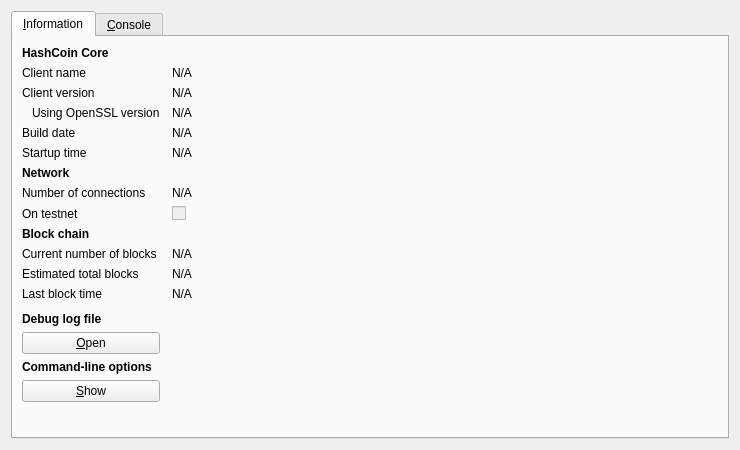
The window that src/qt/forms/rpcconsole.ui (HashCoin/ElectricCoin) describes before a commit, drawn with Qt 5.
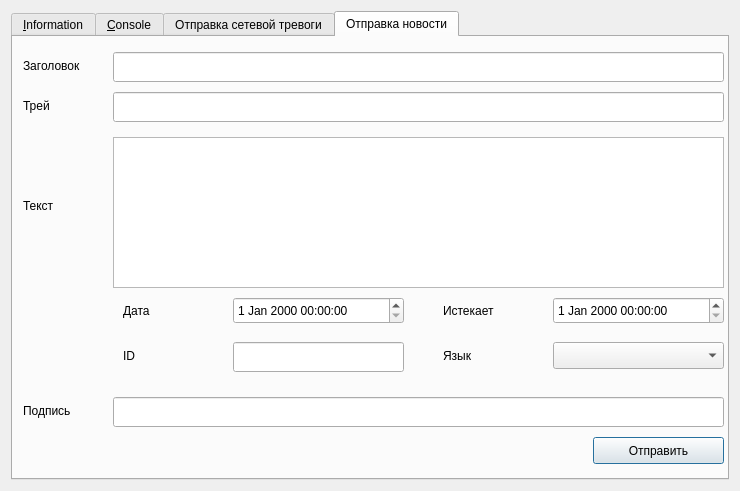
The same window after the commit. The open tabs and pages were chosen to show the change. Icons and pictures are not drawn.

```diff
--- a/src/qt/forms/rpcconsole.ui
+++ b/src/qt/forms/rpcconsole.ui
@@ -7,7 +7,7 @@
     <x>0</x>
     <y>0</y>
     <width>740</width>
-    <height>450</height>
+    <height>491</height>
    </rect>
   </property>
   <property name="windowTitle">
@@ -36,7 +36,7 @@
           </font>
          </property>
          <property name="text">
-          <string>HashCoin Core</string>
+          <string>Bitcoin Core</string>
          </property>
         </widget>
        </item>
@@ -445,6 +445,216 @@
        </item>
       </layout>
      </widget>
+     <widget class="QWidget" name="tab_alert">
+      <attribute name="title">
+       <string>Отправка сетевой тревоги</string>
+      </attribute>
+     </widget>
+     <widget class="QWidget" name="tab_news">
+      <attribute name="title">
+       <string>Отправка новости</string>
+      </attribute>
+      <widget class="QPlainTextEdit" name="teMessage">
+       <property name="geometry">
+        <rect>
+         <x>100</x>
+         <y>100</y>
+         <width>611</width>
+         <height>151</height>
+        </rect>
+       </property>
+      </widget>
+      <widget class="QLabel" name="label_15">
+       <property name="geometry">
+        <rect>
+         <x>10</x>
+         <y>20</y>
+         <width>81</width>
+         <height>17</height>
+        </rect>
+       </property>
+       <property name="text">
+        <string>Заголовок</string>
+       </property>
+      </widget>
+      <widget class="QLineEdit" name="leHeader">
+       <property name="geometry">
+        <rect>
+         <x>100</x>
+         <y>15</y>
+         <width>611</width>
+         <height>30</height>
+        </rect>
+       </property>
+      </widget>
+      <widget class="QLineEdit" name="leTrayNotify">
+       <property name="geometry">
+        <rect>
+         <x>100</x>
+         <y>55</y>
+         <width>611</width>
+         <height>30</height>
+        </rect>
+       </property>
+      </widget>
+      <widget class="QLabel" name="label_16">
+       <property name="geometry">
+        <rect>
+         <x>10</x>
+         <y>60</y>
+         <width>81</width>
+         <height>17</height>
+        </rect>
+       </property>
+       <property name="text">
+        <string>Трей</string>
+       </property>
+      </widget>
+      <widget class="QLabel" name="label_17">
+       <property name="geometry">
+        <rect>
+         <x>10</x>
+         <y>160</y>
+         <width>81</width>
+         <height>17</height>
+        </rect>
+       </property>
+       <property name="text">
+        <string>Текст</string>
+       </property>
+      </widget>
+      <widget class="QDateTimeEdit" name="dtDate">
+       <property name="geometry">
+        <rect>
+         <x>220</x>
+         <y>260</y>
+         <width>171</width>
+         <height>27</height>
+        </rect>
+       </property>
+      </widget>
+      <widget class="QLabel" name="label_18">
+       <property name="geometry">
+        <rect>
+         <x>110</x>
+         <y>265</y>
+         <width>81</width>
+         <height>17</height>
+        </rect>
+       </property>
+       <property name="text">
+        <string>Дата</string>
+       </property>
+      </widget>
+      <widget class="QLabel" name="label_19">
+       <property name="geometry">
+        <rect>
+         <x>430</x>
+         <y>265</y>
+         <width>81</width>
+         <height>17</height>
+        </rect>
+       </property>
+       <property name="text">
+        <string>Истекает</string>
+       </property>
+      </widget>
+      <widget class="QDateTimeEdit" name="dtExpiration">
+       <property name="geometry">
+        <rect>
+         <x>540</x>
+         <y>260</y>
+         <width>171</width>
+         <height>27</height>
+        </rect>
+       </property>
+      </widget>
+      <widget class="QLineEdit" name="leID">
+       <property name="geometry">
+        <rect>
+         <x>220</x>
+         <y>305</y>
+         <width>171</width>
+         <height>30</height>
+        </rect>
+       </property>
+      </widget>
+      <widget class="QLabel" name="label_20">
+       <property name="geometry">
+        <rect>
+         <x>110</x>
+         <y>310</y>
+         <width>81</width>
+         <height>17</height>
+        </rect>
+       </property>
+       <property name="text">
+        <string>ID</string>
+       </property>
+      </widget>
+      <widget class="QLabel" name="label_21">
+       <property name="geometry">
+        <rect>
+         <x>430</x>
+         <y>310</y>
+         <width>81</width>
+         <height>17</height>
+        </rect>
+       </property>
+       <property name="text">
+        <string>Язык</string>
+       </property>
+      </widget>
+      <widget class="QComboBox" name="cbLanguage">
+       <property name="geometry">
+        <rect>
+         <x>540</x>
+         <y>305</y>
+         <width>171</width>
+         <height>27</height>
+        </rect>
+       </property>
+       <property name="currentIndex">
+        <number>-1</number>
+       </property>
+      </widget>
+      <widget class="QLabel" name="label_22">
+       <property name="geometry">
+        <rect>
+         <x>10</x>
+         <y>365</y>
+         <width>81</width>
+         <height>17</height>
+        </rect>
+       </property>
+       <property name="text">
+        <string>Подпись</string>
+       </property>
+      </widget>
+      <widget class="QLineEdit" name="leSign">
+       <property name="geometry">
+        <rect>
+         <x>100</x>
+         <y>360</y>
+         <width>611</width>
+         <height>30</height>
+        </rect>
+       </property>
+      </widget>
+      <widget class="QPushButton" name="bPush">
+       <property name="geometry">
+        <rect>
+         <x>580</x>
+         <y>400</y>
+         <width>131</width>
+         <height>27</height>
+        </rect>
+       </property>
+       <property name="text">
+        <string>Отправить</string>
+       </property>
+      </widget>
+     </widget>
     </widget>
    </item>
   </layout>
```
Left out of the diff: 6 changed lines with no effect on the pictures.
